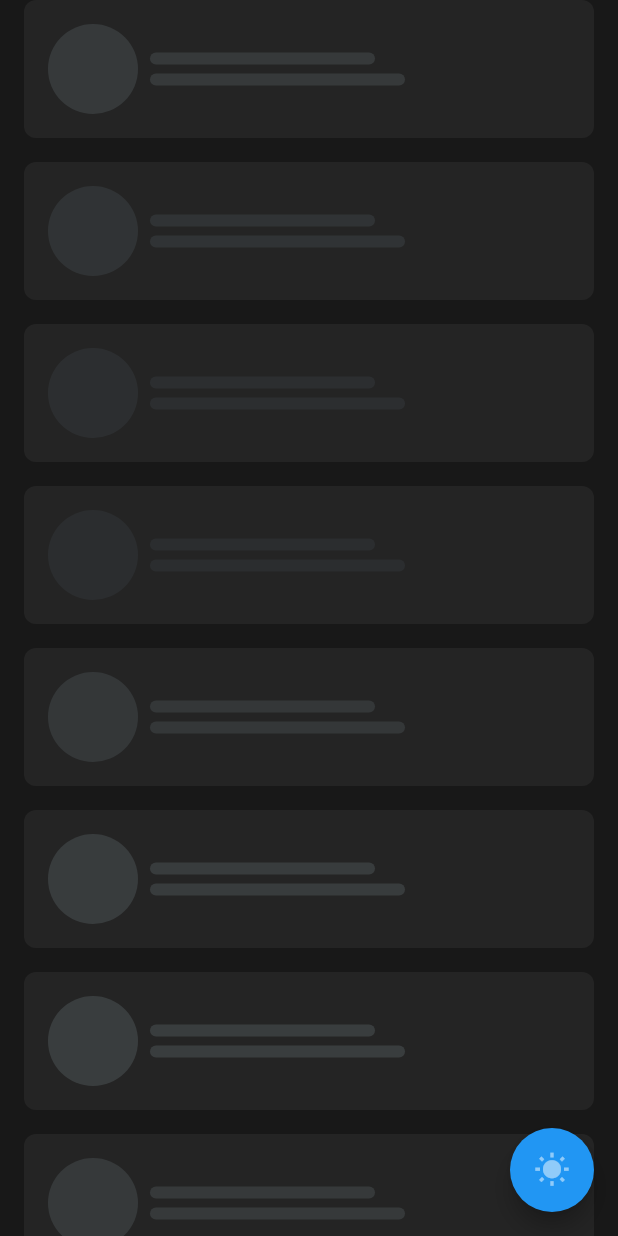
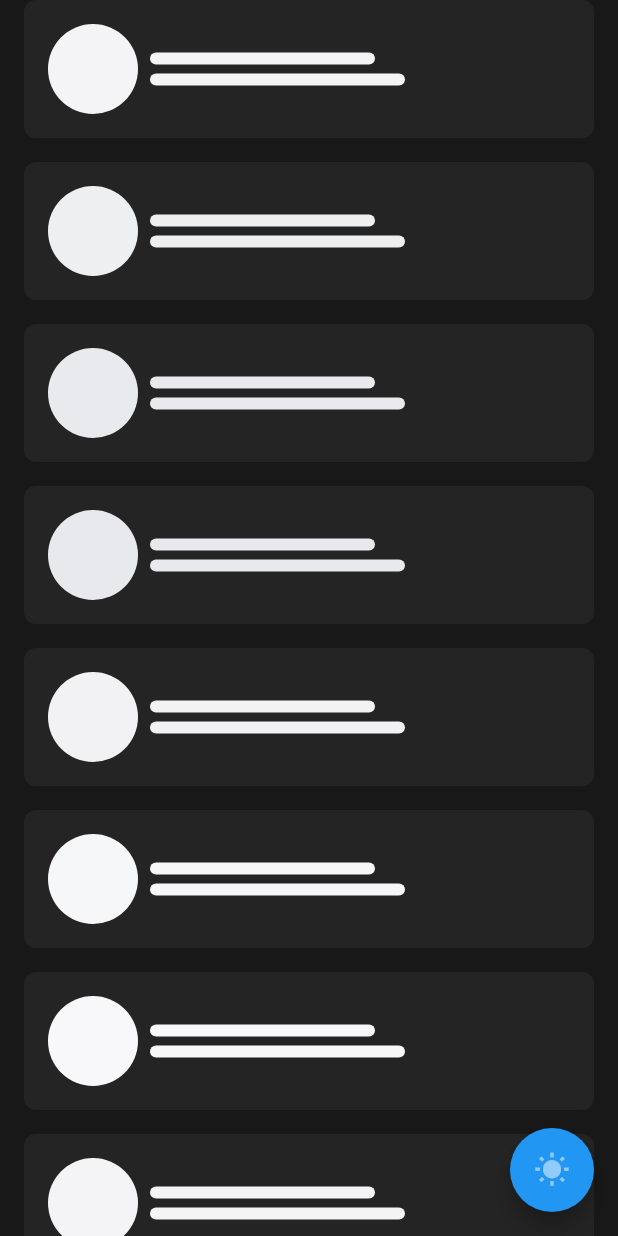
Before and after one commit to quango2304/fade_shimmer, a Flutter app: the screen it shows after launch, on a phone screen of 412 x 824 dp. Run offline on Flutter 3.47's test engine with Material 2 defaults, Android fonts, the phone set to English and light mode, and no system bars.

Commit message:
removed FadeTheme

```diff
--- a/lib/fade_shimmer.dart
+++ b/lib/fade_shimmer.dart
@@ -7,8 +7,6 @@ import 'dart:async';
 
 import 'package:flutter/material.dart';
 
-enum FadeTheme { light, dark }
-
 class FadeShimmer extends StatefulWidget {
   final Color? highlightColor;
   final Color? baseColor;
@@ -16,40 +14,31 @@ class FadeShimmer extends StatefulWidget {
   final double width;
   final double height;
 
-  /// light or dark with predefined highlightColor and baseColor
-  /// need to pass this or highlightColor and baseColor
-  final FadeTheme? fadeTheme;
-
-  /// delay time before update the color, use this to make loading items animate follow each other instead of parallel, check the example for demo.
+  //delay time before update the color, use this to make loading items animate follow each other instead of parallel, check the example for demo.
   final int millisecondsDelay;
 
   const FadeShimmer(
       {Key? key,
       this.millisecondsDelay = 0,
       this.radius = 0,
-      this.fadeTheme,
       this.highlightColor,
       this.baseColor,
       required this.width,
       required this.height})
-      : assert(
-            (highlightColor != null && baseColor != null) || fadeTheme != null),
-        super(key: key);
+      : super(key: key);
 
-  /// use this to create a round loading widget
-  factory FadeShimmer.round(
-          {required double size,
+  factory FadeShimmer.round({
+    required double size,
     Color? highlightColor,
     int millisecondsDelay = 0,
     Color? baseColor,
-          FadeTheme? fadeTheme}) =>
+  }) =>
       FadeShimmer(
         height: size,
         width: size,
         radius: size / 2,
         baseColor: baseColor,
         highlightColor: highlightColor,
-        fadeTheme: fadeTheme,
         millisecondsDelay: millisecondsDelay,
       );
 
@@ -64,32 +53,22 @@ class _FadeShimmerState extends State<FadeShimmer> {
   bool isHighLight = true;
   late StreamSubscription sub;
 
-  Color get highLightColor {
-    if (widget.fadeTheme != null) {
-      switch (widget.fadeTheme) {
-        case FadeTheme.light:
+  Color get themeHighLightColor {
+    switch (Theme.of(context).brightness) {
+      case Brightness.light:
         return Color(0xffF9F9FB);
-        case FadeTheme.dark:
-          return Color(0xff3A3E3F);
-        default:
+      case Brightness.dark:
         return Color(0xff3A3E3F);
     }
   }
-    return widget.highlightColor!;
-  }
 
-  Color get baseColor {
-    if (widget.fadeTheme != null) {
-      switch (widget.fadeTheme) {
-        case FadeTheme.light:
+  Color get themeBaseColor {
+    switch (Theme.of(context).brightness) {
+      case Brightness.light:
         return Color(0xffE6E8EB);
-        case FadeTheme.dark:
-          return Color(0xff2A2C2E);
-        default:
+      case Brightness.dark:
         return Color(0xff2A2C2E);
     }
-    }
-    return widget.baseColor!;
   }
 
   @override
@@ -128,7 +107,9 @@ class _FadeShimmerState extends State<FadeShimmer> {
       width: widget.width,
       height: widget.height,
       decoration: BoxDecoration(
-          color: isHighLight ? highLightColor : baseColor,
+          color: isHighLight
+              ? widget.highlightColor ?? themeHighLightColor
+              : widget.baseColor ?? themeBaseColor,
           borderRadius: BorderRadius.circular(widget.radius)),
     );
   }
```
Lines whose indentation alone changed are shown as unchanged.
